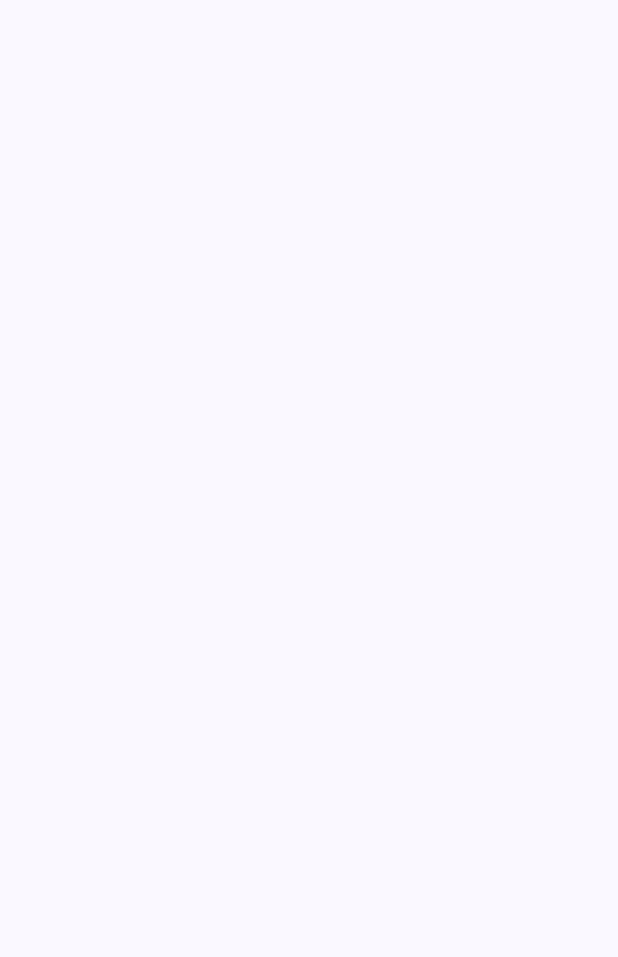
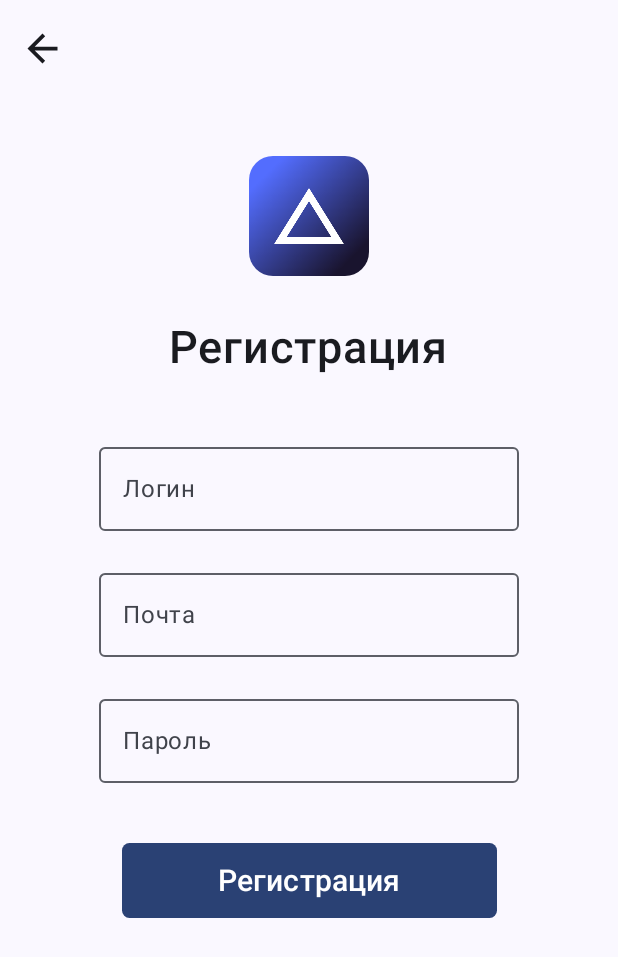
Before and after one commit to TiredClone/DevFine, an Android app built with Jetpack Compose: the RegisterScreen screen opened through its navigation route, on a phone screen of 412 x 824 dp. Before the commit the part shown is empty. Shown: the top 957 px of the screen. Run offline under Robolectric (Android 15) with nearby library versions, the light colour scheme and no system bars.

Commit message:
RegisterPage.kt update

```diff
--- a/app/src/main/java/com/neolife/devfine/ui/navigation/Navigation.kt
+++ b/app/src/main/java/com/neolife/devfine/ui/navigation/Navigation.kt
@@ -46,7 +46,7 @@ fun HomeNavHost(modifier: Modifier,
             SearchScreen(navController = navController)
         }
         composable(route = Screen.RegisterPage.route){
-            RegisterScreen()
+            RegisterScreen(navController = navController)
         }
     }
 }
--- a/app/src/main/java/com/neolife/devfine/ui/pages/AboutPage.kt
+++ b/app/src/main/java/com/neolife/devfine/ui/pages/AboutPage.kt
@@ -44,7 +44,7 @@ fun AboutScreen(navController: NavController) {
                     text = "О приложении",
                     style = MaterialTheme.typography.titleLarge,
                     fontWeight = FontWeight.SemiBold,
-                    color = Color.White
+                    fontSize = 25.sp
                 )
             },
                 navigationIcon = {
@@ -55,7 +55,6 @@ fun AboutScreen(navController: NavController) {
                             imageVector = Icons.AutoMirrored.Filled.ArrowBack,
                             contentDescription = "Back",
                             modifier = Modifier.size(30.dp),
-                            tint = Color.White
                         )
                     }
                 })
@@ -80,7 +79,6 @@ fun AboutScreen(navController: NavController) {
 
             Text(
                 text = "DevFine $versionName",
-                color = Color.White,
                 fontWeight = FontWeight.SemiBold,
                 fontSize = 20.sp
             )
@@ -105,7 +103,7 @@ fun AboutScreen(navController: NavController) {
                 TextButton(onClick = {
                     //СДЕЛАТЬ ПОДДЕРЖКУ
                 }) {
-                    Text(text = "Сообщить об ошибке", color = Color.White, fontSize = 20.sp)
+                    Text(text = "Сообщить об ошибке", fontSize = 20.sp)
                 }
             }
         }
--- a/app/src/main/java/com/neolife/devfine/ui/pages/RegisterPage.kt
+++ b/app/src/main/java/com/neolife/devfine/ui/pages/RegisterPage.kt
@@ -1,8 +1,127 @@
 package com.neolife.devfine.ui.pages
 
+import androidx.compose.foundation.Image
+import androidx.compose.foundation.layout.Column
+import androidx.compose.foundation.layout.Spacer
+import androidx.compose.foundation.layout.fillMaxSize
+import androidx.compose.foundation.layout.height
+import androidx.compose.foundation.layout.padding
+import androidx.compose.foundation.layout.size
+import androidx.compose.foundation.layout.width
+import androidx.compose.foundation.shape.RoundedCornerShape
+import androidx.compose.material.icons.Icons
+import androidx.compose.material.icons.automirrored.filled.ArrowBack
+import androidx.compose.material3.Button
+import androidx.compose.material3.ExperimentalMaterial3Api
+import androidx.compose.material3.Icon
+import androidx.compose.material3.IconButton
+import androidx.compose.material3.OutlinedTextField
+import androidx.compose.material3.Scaffold
+import androidx.compose.material3.Text
+import androidx.compose.material3.TopAppBar
 import androidx.compose.runtime.Composable
+import androidx.compose.runtime.mutableStateOf
+import androidx.compose.runtime.remember
+import androidx.compose.ui.Alignment
+import androidx.compose.ui.Modifier
+import androidx.compose.ui.draw.clip
+import androidx.compose.ui.res.painterResource
+import androidx.compose.ui.text.font.FontWeight
+import androidx.compose.ui.unit.dp
+import androidx.compose.ui.unit.sp
+import androidx.navigation.NavController
+import com.neolife.devfine.R
 
+@OptIn(ExperimentalMaterial3Api::class)
 @Composable
-fun RegisterScreen(){
+fun RegisterScreen(navController: NavController){
+    Scaffold(topBar = {
+        TopAppBar(title = {
+            Text(text = "")
+        }, navigationIcon = {
+            IconButton(onClick = { navController.popBackStack() }) {
+                Icon(
+                    imageVector = Icons.AutoMirrored.Filled.ArrowBack,
+                    contentDescription = "Back",
+                    modifier = Modifier.size(30.dp),
+                )
+            }
+        })
+    }) { innerPadding ->
+        Column(
+            modifier = Modifier
+                .padding(innerPadding)
+                .padding(top = 40.dp)
+                .fillMaxSize(),
+            horizontalAlignment = Alignment.CenterHorizontally,
+        ) {
+            val loginReg = remember {
+                mutableStateOf("")
+            }
 
+            val passwordReg = remember {
+                mutableStateOf("")
+            }
+
+            val emailReg = remember {
+                mutableStateOf("")
+            }
+
+            Image(
+                painter = painterResource(R.drawable.play_store_512),
+                contentDescription = "Logo",
+                modifier = Modifier
+                    .size(80.dp)
+                    .clip(RoundedCornerShape(16.dp))
+            )
+
+            Text(
+                text = "Регистрация",
+                fontSize = 30.sp,
+                fontWeight = FontWeight.SemiBold,
+                modifier = Modifier.padding(top = 30.dp)
+            )
+
+            Spacer(modifier = Modifier.padding(20.dp))
+
+            OutlinedTextField(label = {
+                Text(text = "Логин")
+            },
+                value = loginReg.value,
+                onValueChange = { loginReg.value = it })
+
+            Spacer(modifier = Modifier.padding(10.dp))
+
+            OutlinedTextField(label = {
+                Text(text = "Почта")
+            },
+                value = emailReg.value,
+                onValueChange = { emailReg.value = it })
+
+            Spacer(modifier = Modifier.padding(10.dp))
+
+            OutlinedTextField(label = {
+                Text(text = "Пароль")
+            },
+                value = passwordReg.value,
+                onValueChange = { passwordReg.value = it })
+
+            Spacer(modifier = Modifier.padding(20.dp))
+
+            Button(
+                onClick = { /*TODO*/ },
+                shape = RoundedCornerShape(5.dp),
+                modifier = Modifier
+                    .width(250.dp)
+                    .height(50.dp),
+
+                ) {
+                Text(
+                    text = "Регистрация",
+                    fontWeight = FontWeight.SemiBold,
+                    fontSize = 20.sp
+                )
+            }
+        }
+    }
 }
```
Also changed, not shown: app/src/main/java/com/neolife/devfine/ui/pages/AuthPage.kt (+17 -15 lines), app/src/main/java/com/neolife/devfine/ui/pages/SettingsPage.kt (+27 -5 lines).
